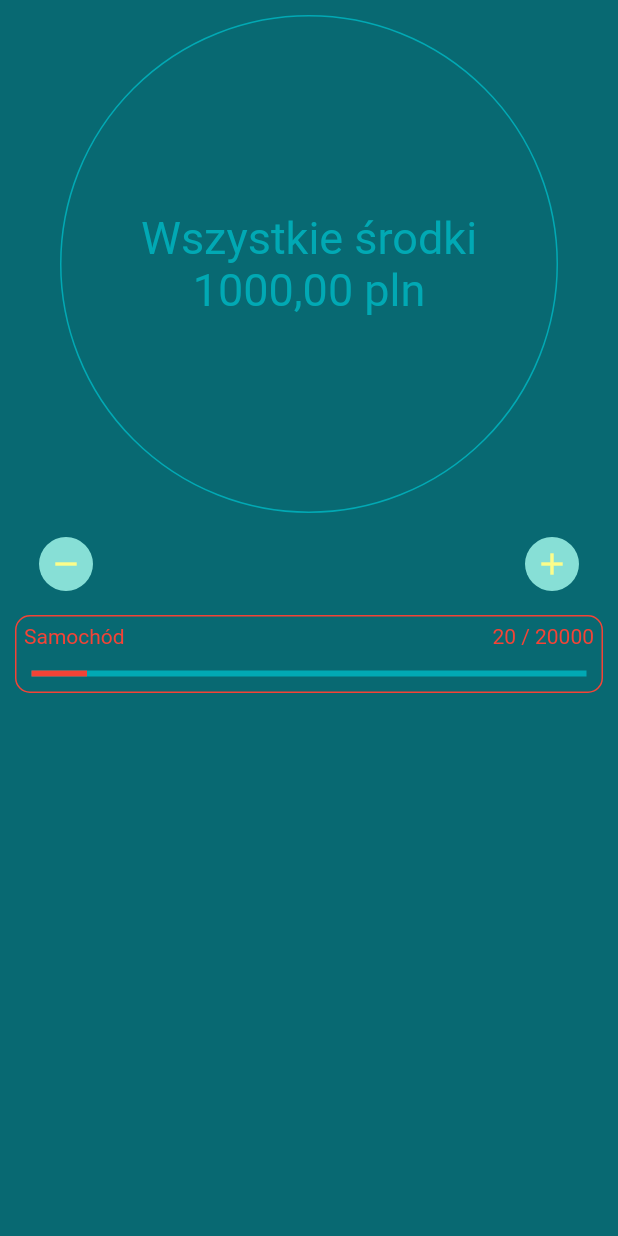
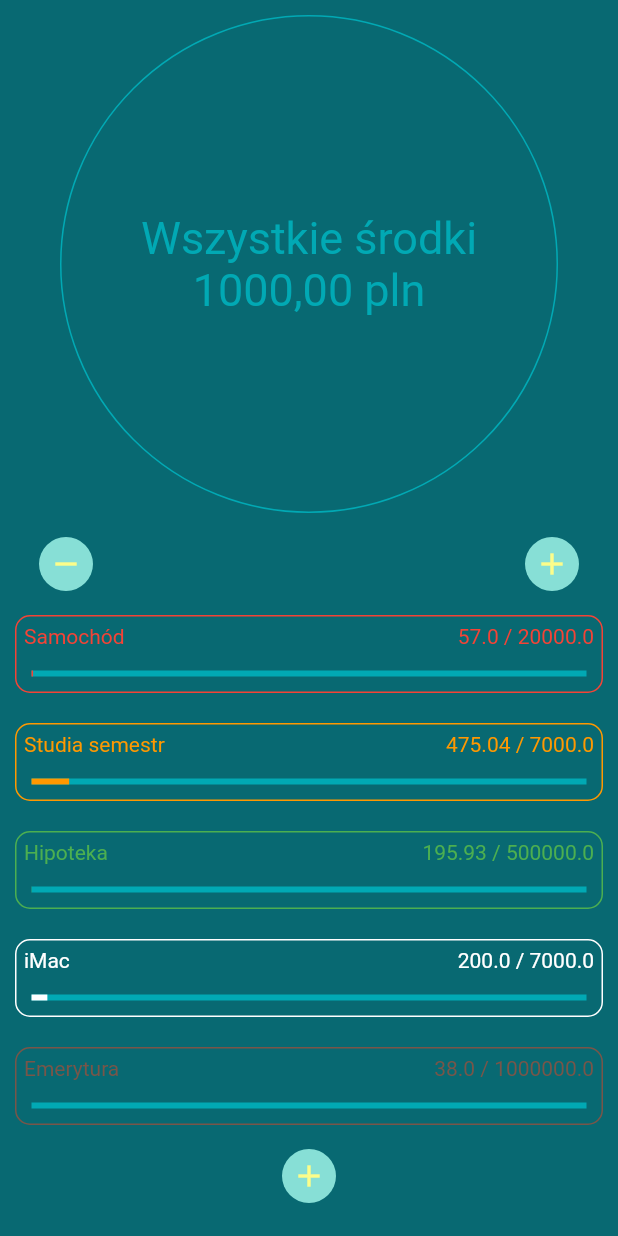
Before and after one commit to Biodru/SavingsChecker, a Flutter app: the screen it shows after launch, on a phone screen of 412 x 824 dp. Run offline on Flutter 3.47's test engine with Material 2 defaults, Android fonts, the phone set to English and light mode, and no system bars.

Commit message:
Dodawanie i usuwanie środków

```diff
--- a/lib/screens/HomeScreen.dart
+++ b/lib/screens/HomeScreen.dart
@@ -1,4 +1,5 @@
 import 'package:flutter/material.dart';
+import 'package:finance_manager/widgets/SavingsGoalWidget.dart';
 
 class HomeScreen extends StatefulWidget {
   @override
@@ -11,12 +12,45 @@ class _HomeScreenState extends State<HomeScreen> {
   Color accent = Color(0xFF87DFD6);
   Color addOns = Color(0xFFFBFD8A);
 
+  List<SavingsGoalWidget> goals = [
+    SavingsGoalWidget(
+      tileColor: Colors.red,
+      title: "Samochód",
+      saved: 57,
+      goal: 20000,
+    ),
+    SavingsGoalWidget(
+      tileColor: Colors.orange,
+      title: "Studia semestr",
+      saved: 475.04,
+      goal: 7000,
+    ),
+    SavingsGoalWidget(
+      tileColor: Colors.green,
+      title: "Hipoteka",
+      saved: 195.93,
+      goal: 500000,
+    ),
+    SavingsGoalWidget(
+      tileColor: Colors.white,
+      title: "iMac",
+      saved: 200,
+      goal: 7000,
+    ),
+    SavingsGoalWidget(
+      tileColor: Colors.brown,
+      title: "Emerytura",
+      saved: 38,
+      goal: 1000000,
+    ),
+  ];
+
   @override
   Widget build(BuildContext context) {
     return Scaffold(
       backgroundColor: background,
-      body: SingleChildScrollView(
-        child: SafeArea(
+      body: SafeArea(
+        child: SingleChildScrollView(
           child: Column(
             children: <Widget>[
               Row(
@@ -72,61 +106,19 @@ class _HomeScreenState extends State<HomeScreen> {
                 ],
               ),
               Column(
-              children: <Widget>[
-                SavingsGoalWidget(textColor: textColor),
-              ],
+                children: goals,
               ),
-          ],
-        )),
+              FlatButton(
+                onPressed: () {},
+                child: Icon(
+                  Icons.add,
+                  color: addOns,
                 ),
-    );
-  }
-}
-
-class SavingsGoalWidget extends StatelessWidget {
-  const SavingsGoalWidget({
-    Key key,
-    @required this.textColor,
-  }) : super(key: key);
-
-  final Color textColor;
-
-  @override
-  Widget build(BuildContext context) {
-    return Padding(
-      padding: const EdgeInsets.all(10.0),
-      child: Container(
-        decoration: BoxDecoration(
-          border: Border.all(color: Colors.red),
-          borderRadius: BorderRadius.circular(10),
-        ),
-        child: Column(
-          children: <Widget>[
-            Padding(
-              padding: const EdgeInsets.all(5.0),
-              child: Row(
-                mainAxisAlignment: MainAxisAlignment.spaceBetween,
-                children: <Widget>[
-                  Text(
-                    "Samochód",
-                    style: TextStyle(color: Colors.red),
-                  ),
-                  Text(
-                    "20 / 20000",
-                    style: TextStyle(color: Colors.red),
+                shape: CircleBorder(),
+                color: accent,
               ),
             ],
           ),
-            ),
-            Padding(
-              padding: const EdgeInsets.all(10.0),
-              child: LinearProgressIndicator(
-                backgroundColor: textColor,
-                value: 0.1,
-                valueColor: AlwaysStoppedAnimation<Color>(Colors.red),
-              ),
-            ),
-          ],
         ),
       ),
     );
--- /dev/null
+++ b/lib/widgets/SavingsGoalWidget.dart
@@ -0,0 +1,174 @@
+import 'package:flutter/material.dart';
+
+class SavingsGoalWidget extends StatefulWidget {
+  SavingsGoalWidget({
+    Key key,
+    this.tileColor,
+    this.title,
+    this.saved,
+    this.goal,
+  }) : super(key: key);
+
+  Color tileColor;
+  final String title;
+  double saved;
+  final double goal;
+
+  @override
+  _SavingsGoalWidgetState createState() => _SavingsGoalWidgetState();
+}
+
+class _SavingsGoalWidgetState extends State<SavingsGoalWidget> {
+  bool clicked = false;
+
+  _displayAddSavingsDialog(BuildContext context) async {
+    return showDialog(
+        context: context,
+        builder: (context) {
+          return AlertDialog(
+            title: Text('Dodaj kwotę'),
+            content: TextField(
+              keyboardType: TextInputType.numberWithOptions(),
+              onChanged: (input) {
+                setState(() {
+                  addSavings(double.parse(input));
+                });
+              },
+              decoration: InputDecoration(hintText: "Podaj kwotę"),
+            ),
+            actions: <Widget>[
+              new FlatButton(
+                child: new Text('Zatwierdź'),
+                onPressed: () {
+                  Navigator.of(context).pop();
+                },
+              )
+            ],
+          );
+        });
+  }
+
+  _displayRemoveSavingsDialog(BuildContext context) async {
+    return showDialog(
+        context: context,
+        builder: (context) {
+          return AlertDialog(
+            title: Text('Usuń kwotę'),
+            content: TextField(
+              keyboardType: TextInputType.numberWithOptions(),
+              onChanged: (input) {
+                setState(() {
+                  removeSavings(double.parse(input));
+                });
+              },
+              decoration: InputDecoration(hintText: "Podaj kwotę"),
+            ),
+            actions: <Widget>[
+              new FlatButton(
+                child: new Text('Zatwierdź'),
+                onPressed: () {
+                  Navigator.of(context).pop();
+                },
+              )
+            ],
+          );
+        });
+  }
+
+  void setTileColor(Color newColor) {
+    this.widget.tileColor = newColor;
+  }
+
+  void setSavings(double newSavings) {
+    this.widget.saved = newSavings;
+  }
+
+  void addSavings(double addedAmount) {
+    this.widget.saved = this.widget.saved + addedAmount;
+  }
+
+  void removeSavings(double removedAmount) {
+    if (removedAmount > this.widget.saved) {
+      this.widget.saved = 0;
+    } else {
+      this.widget.saved = this.widget.saved - removedAmount;
+    }
+  }
+
+  @override
+  Widget build(BuildContext context) {
+    return Padding(
+      padding: const EdgeInsets.all(10.0),
+      child: GestureDetector(
+        onTap: () {
+          setState(() {
+            clicked = !clicked;
+          });
+        },
+        child: Container(
+          decoration: BoxDecoration(
+            border: Border.all(color: this.widget.tileColor),
+            borderRadius: BorderRadius.circular(10),
+          ),
+          child: Column(
+            children: <Widget>[
+              Padding(
+                padding: const EdgeInsets.all(5.0),
+                child: Row(
+                  mainAxisAlignment: MainAxisAlignment.spaceBetween,
+                  children: <Widget>[
+                    Text(
+                      widget.title,
+                      style: TextStyle(color: this.widget.tileColor),
+                    ),
+                    Text(
+                      "${widget.saved} / ${widget.goal}",
+                      style: TextStyle(color: this.widget.tileColor),
+                    ),
+                  ],
+                ),
+              ),
+              Padding(
+                padding: const EdgeInsets.all(10.0),
+                child: LinearProgressIndicator(
+                  //TODO: Zmienić hardcoded color na motyw
+                  backgroundColor: Color(0xFF01A9B4),
+                  value: (widget.saved / widget.goal),
+                  valueColor:
+                      AlwaysStoppedAnimation<Color>(this.widget.tileColor),
+                ),
+              ),
+              clicked
+                  ? Row(
+                      mainAxisAlignment: MainAxisAlignment.spaceBetween,
+                      children: <Widget>[
+                        FlatButton(
+                          onPressed: () {
+                            _displayRemoveSavingsDialog(context);
+                          },
+                          child: Icon(
+                            Icons.remove,
+                            color: this.widget.tileColor,
+                          ),
+                          shape: CircleBorder(),
+                          color: Color(0xFF01A9B4),
+                        ),
+                        FlatButton(
+                          onPressed: () => _displayAddSavingsDialog(context),
+                          child: Icon(
+                            Icons.add,
+                            color: this.widget.tileColor,
+                          ),
+                          shape: CircleBorder(),
+                          color: Color(0xFF01A9B4),
+                        ),
+                      ],
+                    )
+                  : Container(),
+            ],
+          ),
+        ),
+      ),
+    );
+  }
+}
```
Lines whose indentation alone changed are shown as unchanged.
